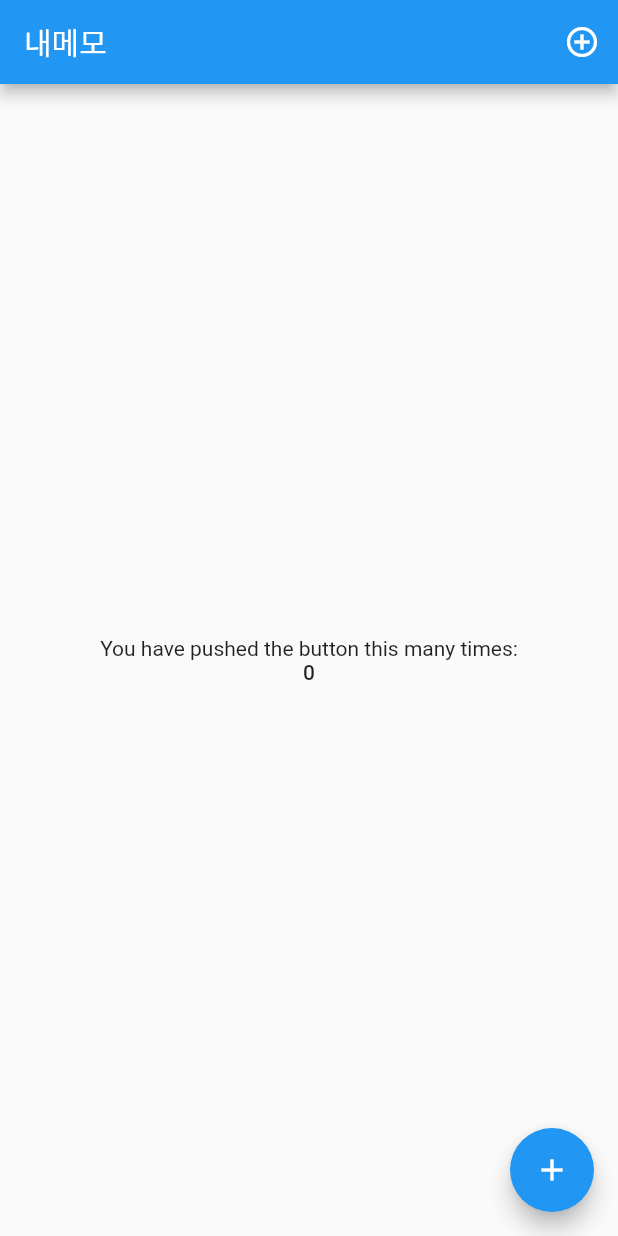
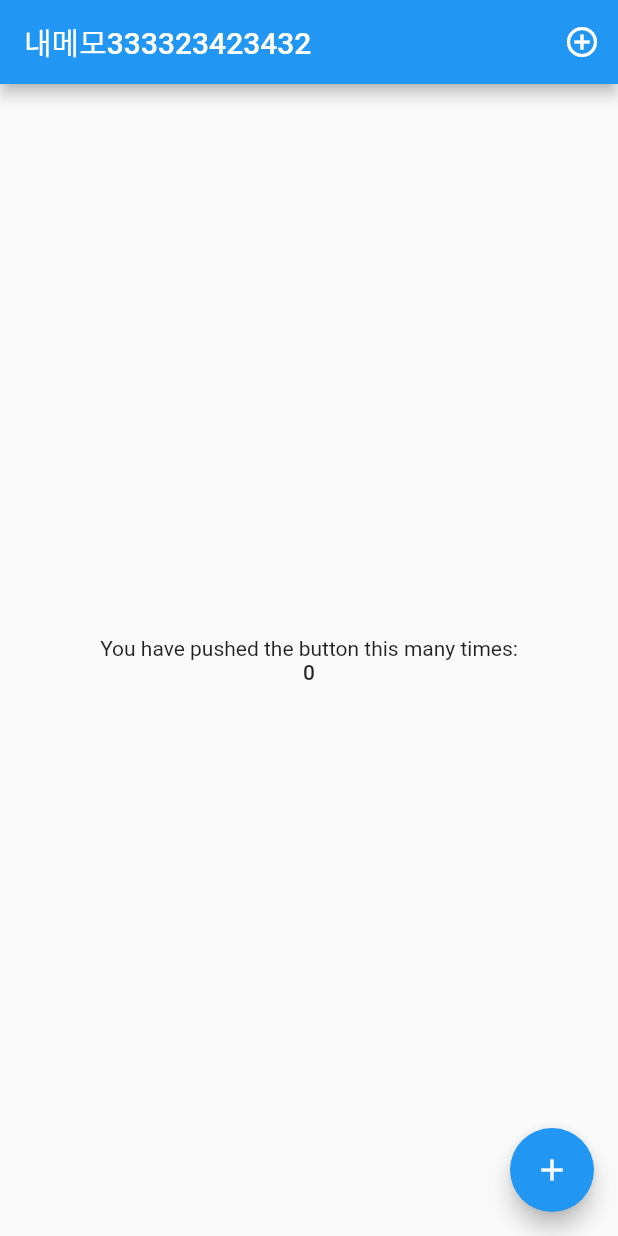
Before and after one commit to dofordev/nememoF, a Flutter app: the screen it shows after launch, on a phone screen of 412 x 824 dp. Run offline on Flutter 3.47's test engine with Material 2 defaults, Android fonts, the phone set to English and light mode, and no system bars.

Commit message:
init111444

```diff
--- a/lib/main.dart
+++ b/lib/main.dart
@@ -12,7 +12,7 @@ class MyApp extends StatelessWidget {
 
         primarySwatch: Colors.blue,
       ),
-      home: MyHomePage(title: '내메모'),
+      home: MyHomePage(title: '내메모333323423432'),
     );
   }
 }
```
